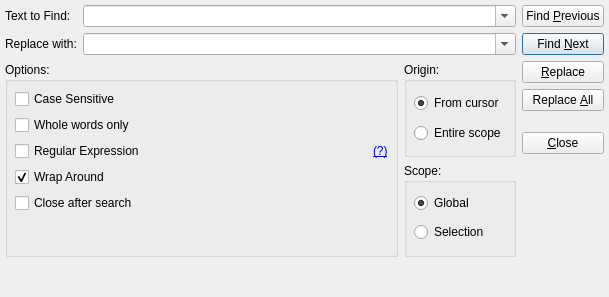
Old version of the form RedPandaIDE/widgets/searchdialog.ui in the repository royqh1979/RedPanda-CPP.
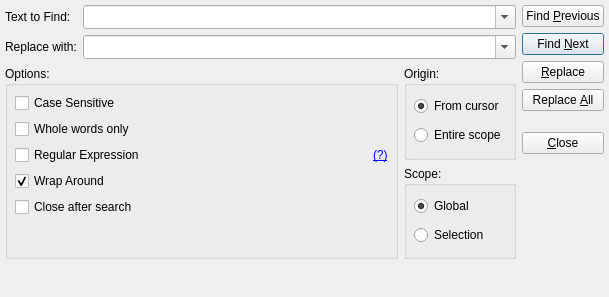
New version of the form.

Commit message: fix: Selecting too long causes the dialog too wide for the screen to display or use. Change SizeAdjustPolicy from AdjustToContentsOnFirstShow to AdjustToMinimumContentsLengthWithIcon

The edit to the form file:
```diff
--- a/RedPandaIDE/widgets/searchdialog.ui
+++ b/RedPandaIDE/widgets/searchdialog.ui
@@ -95,6 +95,9 @@
               <property name="insertPolicy">
                <enum>QComboBox::InsertAtTop</enum>
               </property>
+              <property name="sizeAdjustPolicy">
+               <enum>QComboBox::AdjustToMinimumContentsLengthWithIcon</enum>
+              </property>
              </widget>
             </item>
             <item row="1" column="1">
@@ -112,7 +115,7 @@
                <enum>QComboBox::InsertAtTop</enum>
               </property>
               <property name="sizeAdjustPolicy">
-               <enum>QComboBox::AdjustToContentsOnFirstShow</enum>
+               <enum>QComboBox::AdjustToMinimumContentsLengthWithIcon</enum>
               </property>
              </widget>
             </item>
```
The commit also changes 1 other file.
